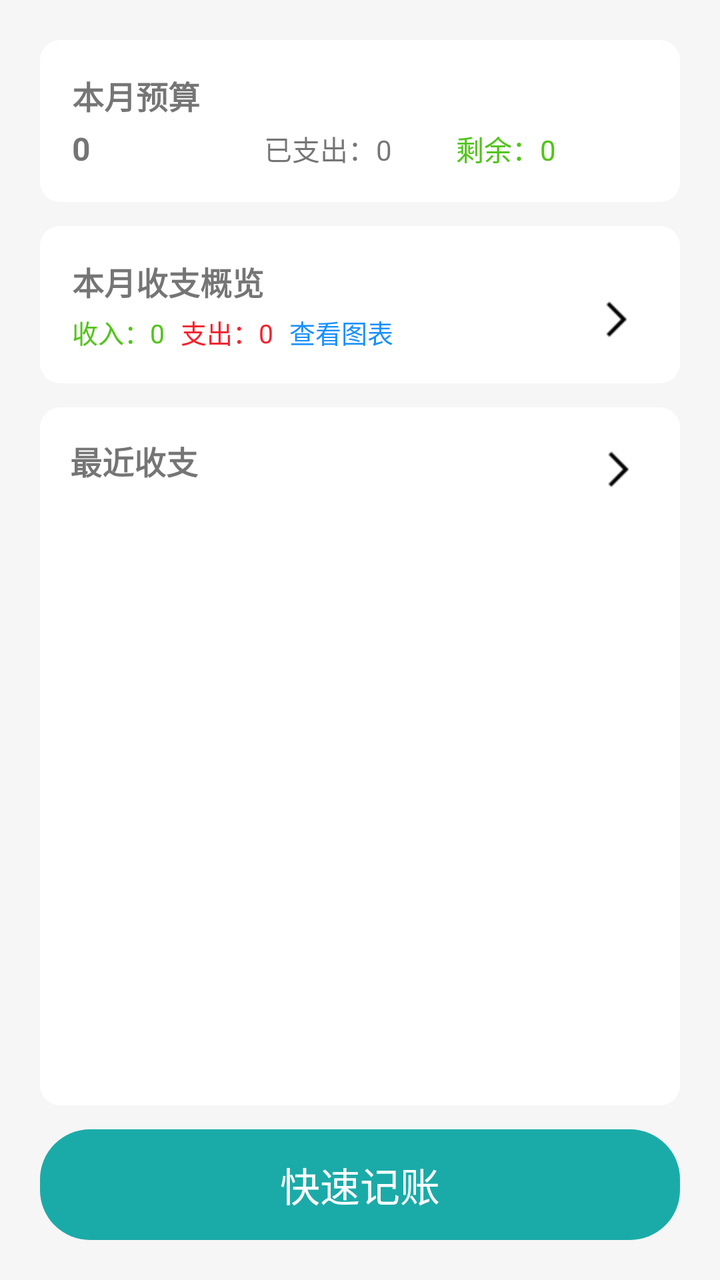
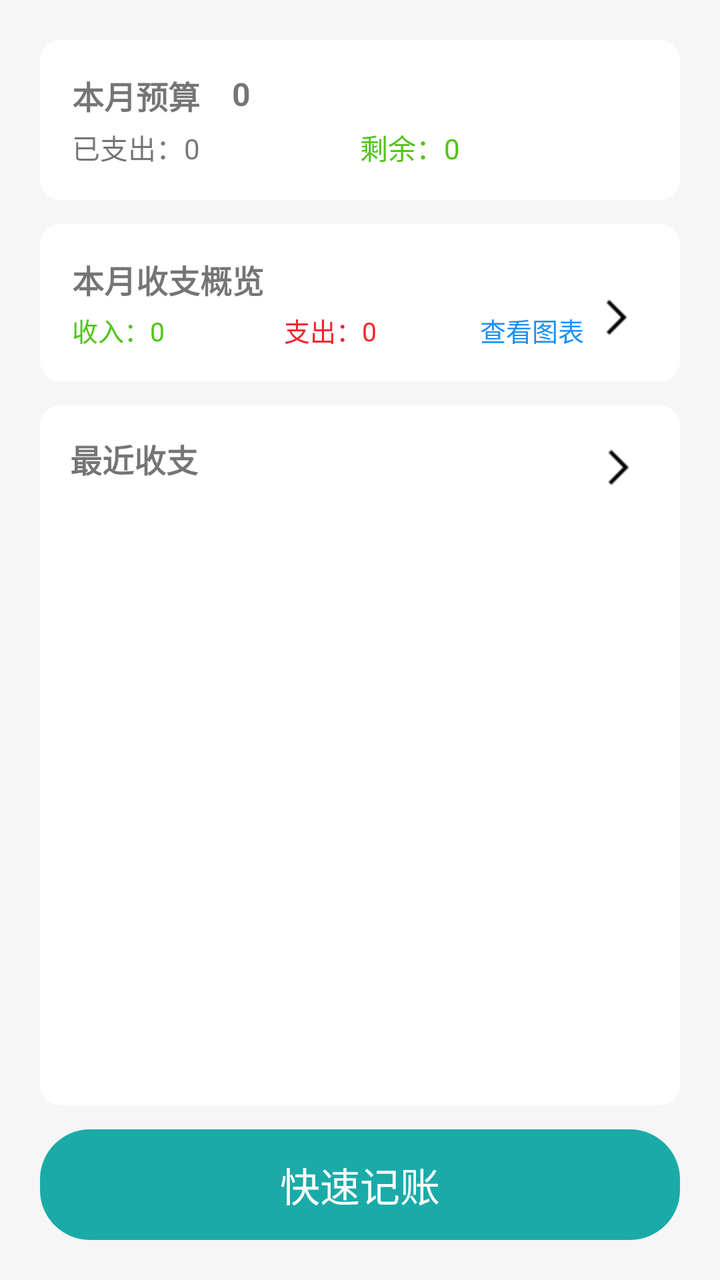

Compare the two renders of this Android layout. The source of the first and the diff that turns it into the second are given below.
<!-- AndroidManifest.xml: application theme Theme.Note -->
<!-- res/layout/fragment_bill.xml -->
<?xml version="1.0" encoding="utf-8"?>
<layout xmlns:android="http://schemas.android.com/apk/res/android"
    xmlns:app="http://schemas.android.com/apk/res-auto">

    <LinearLayout
        android:layout_width="match_parent"
        android:layout_height="match_parent"
        android:orientation="vertical"
        android:padding="20dp"
        android:background="@color/main_grey_bg">

        
        <LinearLayout
            android:id="@+id/layoutBudget"
            android:layout_width="match_parent"
            android:layout_height="wrap_content"
            android:orientation="vertical"
            android:background="@drawable/bg_white_corner"
            android:padding="16dp"
            android:clickable="true"
            android:focusable="true">

            <TextView
                android:layout_width="wrap_content"
                android:layout_height="wrap_content"
                android:text="本月预算"
                android:textSize="16sp"
                android:textStyle="bold" />

            <LinearLayout
                android:layout_width="match_parent"
                android:layout_height="wrap_content"
                android:orientation="horizontal"
                android:layout_marginTop="4dp">

                <TextView
                    android:id="@+id/tvBudgetAmount"
                    android:layout_width="0dp"
                    android:layout_height="wrap_content"
                    android:layout_weight="1"
                    android:text="0"
                    android:textSize="16sp"
                    android:textStyle="bold" />

                <TextView
                    android:id="@+id/tvTotalSpend"
                    android:layout_width="0dp"
                    android:layout_height="wrap_content"
                    android:layout_weight="1"
                    android:text="已支出：0"
                    android:textSize="14sp" />

                <TextView
                    android:id="@+id/tvRemainAmount"
                    android:layout_width="0dp"
                    android:layout_height="wrap_content"
                    android:layout_weight="1"
                    android:text="剩余：0"
                    android:textSize="14sp"
                    android:textColor="#52C41A" />
            </LinearLayout>
        </LinearLayout>

        
        <LinearLayout
            android:layout_width="match_parent"
            android:layout_height="wrap_content"
            android:layout_marginTop="12dp"
            android:orientation="vertical"
            android:background="@drawable/bg_white_corner"
            android:padding="16dp">

            <androidx.constraintlayout.widget.ConstraintLayout
                android:layout_width="match_parent"
                android:layout_height="wrap_content"
                android:orientation="horizontal"
                android:gravity="center_vertical">

                <TextView
                    android:id="@+id/text2"
                    android:layout_width="wrap_content"
                    android:layout_height="wrap_content"
                    android:text="本月收支概览"
                    android:textSize="16sp"
                    android:textStyle="bold"
                    app:layout_constraintTop_toTopOf="parent"
                    app:layout_constraintStart_toStartOf="parent"
                    android:layout_marginBottom="4dp"/>

                <TextView
                    android:id="@+id/tvMonthIncome"
                    android:layout_width="wrap_content"
                    android:layout_height="wrap_content"
                    android:text="收入：0"
                    android:textSize="13sp"
                    android:textColor="#52C41A"
                    app:layout_constraintTop_toBottomOf="@id/text2"
                    app:layout_constraintStart_toStartOf="parent"
                    android:layout_marginTop="4dp"/>

                <TextView
                    android:id="@+id/tvMonthExpense"
                    android:layout_width="wrap_content"
                    android:layout_height="wrap_content"
                    android:layout_marginStart="8dp"
                    android:text="支出：0"
                    android:textSize="13sp"
                    android:textColor="#F5222D"
                    app:layout_constraintTop_toBottomOf="@id/text2"
                    app:layout_constraintStart_toEndOf="@+id/tvMonthIncome"
                    android:layout_marginTop="4dp"/>

                <TextView
                    android:id="@+id/tvToChart"
                    android:layout_width="wrap_content"
                    android:layout_height="wrap_content"
                    android:layout_marginStart="8dp"
                    android:text="查看图表"
                    android:textSize="13sp"
                    android:textColor="#1890FF"
                    app:layout_constraintTop_toBottomOf="@id/text2"
                    app:layout_constraintStart_toEndOf="@id/tvMonthExpense"
                    android:layout_marginTop="4dp"/>

                <ImageView
                    android:id="@+id/iconToChart"
                    android:layout_width="wrap_content"
                    android:layout_height="wrap_content"
                    android:src="@mipmap/arrow_right_black"
                    app:layout_constraintBottom_toBottomOf="@+id/tvToChart"
                    app:layout_constraintEnd_toEndOf="parent"/>

            </androidx.constraintlayout.widget.ConstraintLayout>
        </LinearLayout>

        
        <androidx.constraintlayout.widget.ConstraintLayout
            android:id="@+id/constraint1"
            android:layout_width="match_parent"
            android:layout_height="0dp"
            android:layout_weight="1"
            android:layout_marginTop="12dp"
            android:orientation="vertical"
            android:background="@drawable/bg_white_corner"
            android:padding="15dp"
            android:layout_marginBottom="12dp">

            <TextView
                android:id="@+id/text1"
                android:layout_width="wrap_content"
                android:layout_height="wrap_content"
                android:text="最近收支"
                android:textSize="16sp"
                android:textStyle="bold"
                app:layout_constraintTop_toTopOf="parent"
                app:layout_constraintStart_toStartOf="parent" />

            <ImageView
                android:id="@+id/iconToRecent"
                android:layout_width="wrap_content"
                android:layout_height="wrap_content"
                android:src="@mipmap/arrow_right_black"
                app:layout_constraintTop_toTopOf="parent"
                app:layout_constraintEnd_toEndOf="parent"/>

            <FrameLayout
                android:id="@+id/frame1"
                android:layout_width="match_parent"
                android:layout_height="0dp"
                android:layout_weight="1"
                android:layout_marginTop="8dp"
                app:layout_constraintTop_toBottomOf="@+id/text1">

                <androidx.recyclerview.widget.RecyclerView
                    android:id="@+id/rvRecent"
                    android:layout_width="match_parent"
                    android:layout_height="match_parent"
                    android:scrollbars="vertical" />

                <TextView
                    android:id="@+id/tvEmptyBill"
                    android:layout_width="wrap_content"
                    android:layout_height="wrap_content"
                    android:layout_gravity="center"
                    android:text="暂无收支记录"
                    android:textColor="#999999"
                    android:textSize="14sp"
                    android:visibility="gone" />
            </FrameLayout>
        </androidx.constraintlayout.widget.ConstraintLayout>

        
            <TextView
                android:id="@+id/tvQuickAdd"
                android:layout_width="match_parent"
                android:layout_height="wrap_content"
                android:background="@drawable/bg_button"
                android:gravity="center"
                android:text="快速记账"
                android:textColor="@color/white"
                android:textSize="20sp"
                android:paddingVertical="13dp" />

    </LinearLayout>
</layout>
<!-- resources referenced by this layout -->
<resources>
  <color name="main_grey_bg">#f6f6f6</color>
  <color name="white">#FFFFFF</color>
  <!-- drawable bg_button (drawable) -->
  <?xml version="1.0" encoding="utf-8"?>
  <shape xmlns:android="http://schemas.android.com/apk/res/android">
  
      <corners android:radius="25dp"/>
  
      <solid android:color="@color/main_color"/>
  </shape>
  <!-- drawable bg_white_corner (drawable) -->
  <?xml version="1.0" encoding="utf-8"?>
  <shape xmlns:android="http://schemas.android.com/apk/res/android">
  
      <corners android:topLeftRadius="10dp"
          android:topRightRadius="10dp"
          android:bottomLeftRadius="10dp"
          android:bottomRightRadius="10dp"/>
  
      <solid android:color="@color/white"/>
  </shape>
  <!-- mipmap arrow_right_black: png bitmap (mipmap-hdpi, 371 bytes) -->
  <style name="Theme.Note" parent="Theme.AppCompat.Light.NoActionBar" />
  <color name="main_color">#1AABA8</color>
</resources>

<!-- the commit's change to res/layout/fragment_bill.xml (unified diff, before → after) -->
@@ -10,7 +10,7 @@
         android:background="@color/main_grey_bg">
 
         
-        <LinearLayout
+        <androidx.constraintlayout.widget.ConstraintLayout
             android:id="@+id/layoutBudget"
             android:layout_width="match_parent"
             android:layout_height="wrap_content"
@@ -21,26 +21,36 @@
             android:focusable="true">
 
             <TextView
+                android:id="@+id/text3"
                 android:layout_width="wrap_content"
                 android:layout_height="wrap_content"
                 android:text="本月预算"
                 android:textSize="16sp"
-                android:textStyle="bold" />
+                android:textStyle="bold"
+                app:layout_constraintStart_toStartOf="parent"
+                app:layout_constraintTop_toTopOf="parent"/>
+
+            <TextView
+                android:id="@+id/tvBudgetAmount"
+                android:layout_width="0dp"
+                android:layout_height="wrap_content"
+                android:layout_weight="1"
+                android:text="0"
+                android:textSize="16sp"
+                android:textStyle="bold"
+                app:layout_constraintStart_toEndOf="@+id/text3"
+                app:layout_constraintTop_toTopOf="parent"
+                android:layout_marginStart="16dp"/>
 
             <LinearLayout
+                android:id="@+id/layout1"
                 android:layout_width="match_parent"
                 android:layout_height="wrap_content"
                 android:orientation="horizontal"
-                android:layout_marginTop="4dp">
-
-                <TextView
-                    android:id="@+id/tvBudgetAmount"
-                    android:layout_width="0dp"
-                    android:layout_height="wrap_content"
-                    android:layout_weight="1"
-                    android:text="0"
-                    android:textSize="16sp"
-                    android:textStyle="bold" />
+                android:layout_marginTop="4dp"
+                app:layout_constraintStart_toStartOf="parent"
+                app:layout_constraintTop_toBottomOf="@+id/text3">
+
 
                 <TextView
                     android:id="@+id/tvTotalSpend"
@@ -59,7 +69,7 @@
                     android:textSize="14sp"
                     android:textColor="#52C41A" />
             </LinearLayout>
-        </LinearLayout>
+        </androidx.constraintlayout.widget.ConstraintLayout>
 
         
         <LinearLayout
@@ -108,6 +118,7 @@
                     android:textColor="#F5222D"
                     app:layout_constraintTop_toBottomOf="@id/text2"
                     app:layout_constraintStart_toEndOf="@+id/tvMonthIncome"
+                    app:layout_constraintEnd_toStartOf="@+id/tvToChart"
                     android:layout_marginTop="4dp"/>
 
                 <TextView
@@ -119,7 +130,7 @@
                     android:textSize="13sp"
                     android:textColor="#1890FF"
                     app:layout_constraintTop_toBottomOf="@id/text2"
-                    app:layout_constraintStart_toEndOf="@id/tvMonthExpense"
+                    app:layout_constraintEnd_toStartOf="@+id/iconToChart"
                     android:layout_marginTop="4dp"/>
 
                 <ImageView
